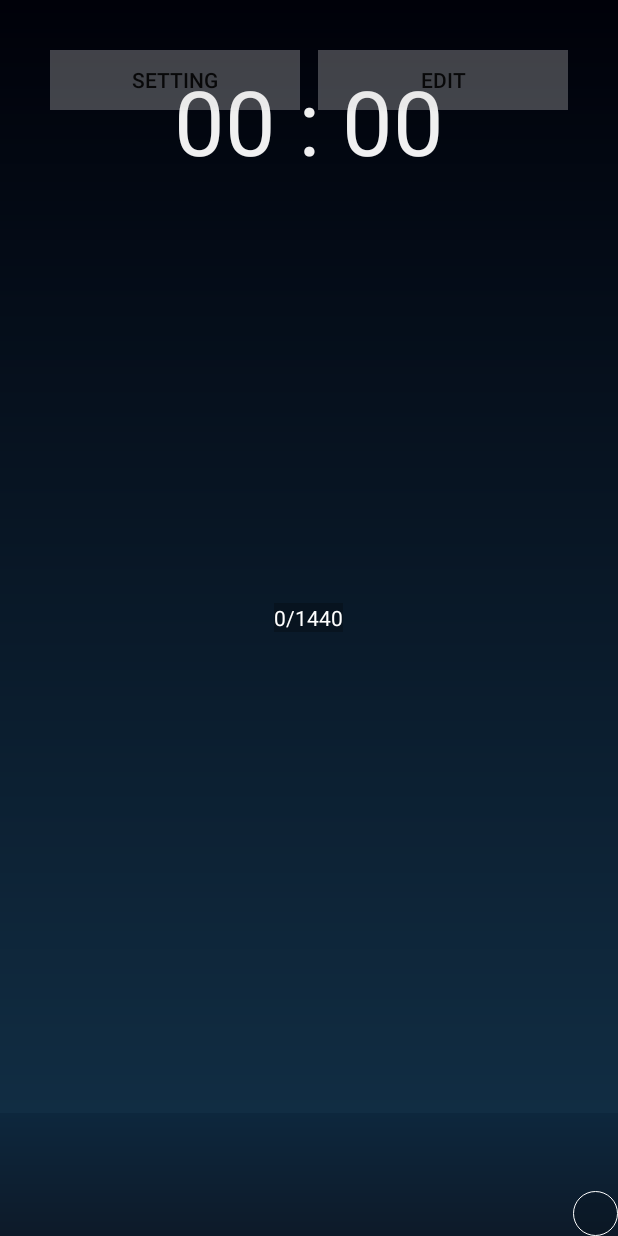
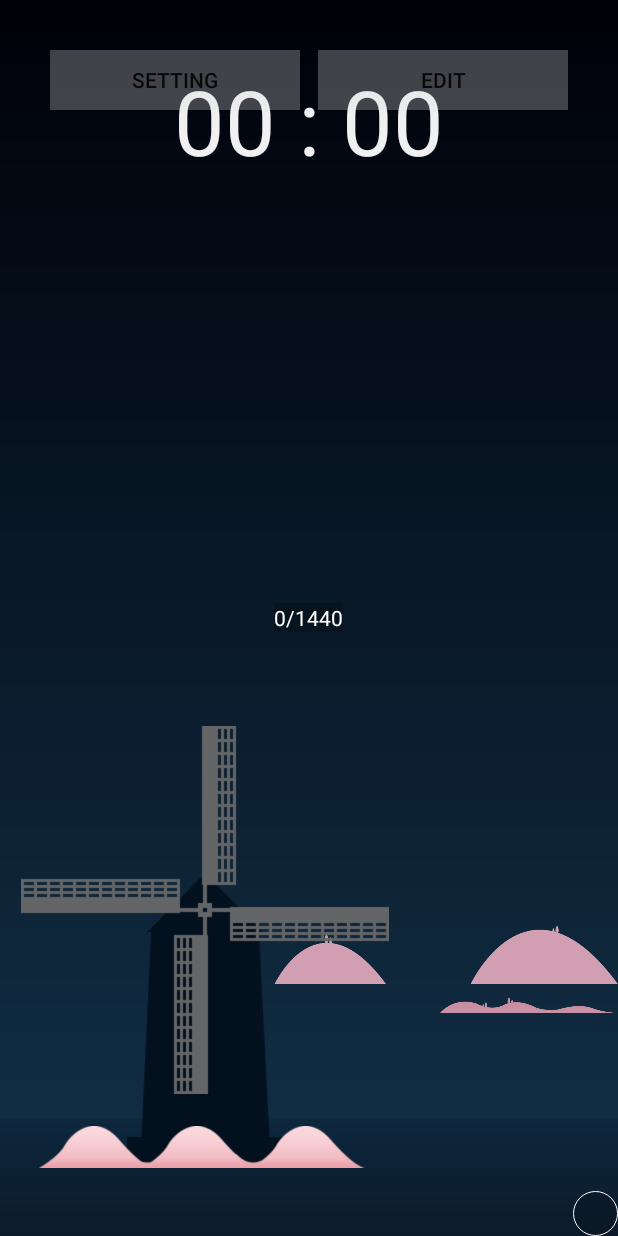
Before and after one commit to tuesda/AlarmAndMusic, an Android app: the screen it shows after launch (MainActivity), on a phone screen of 412 x 824 dp. Run offline under Robolectric (Android 15) with nearby library versions, the light colour scheme and no system bars; 2 statements that could not run were skipped.

Commit message:
change: 1.add wall and proof, windfan of windmill to screen 2.add grdient color to windmill's wall and proof with scroll the screen 3.add other landscapes on screen next: add gradient color change on above widget

```diff
--- a/app/src/main/java/com/example/root/main/alarmandmusic/MainActivity.java
+++ b/app/src/main/java/com/example/root/main/alarmandmusic/MainActivity.java
@@ -18,6 +18,7 @@ import com.example.root.blurringView.ActivityTest;
 import com.example.root.blurringView.PopWindow;
 import com.example.root.musicNav.MusicService;
 import com.example.root.otherComponent.GlobalWidget;
+import com.example.root.otherComponent.LandScape;
 import com.example.root.scroll.*;
 
 import static com.example.root.scroll.ScrollBaseAdapter.*;
@@ -55,6 +56,9 @@ public class MainActivity extends Activity {
     // view switch
 //    private ViewSwitchLayout viewSwitchLayout;
 
+    // landscape
+    private LandScape landScape;
+
     @Override
     protected void onCreate(Bundle savedInstanceState) {
         super.onCreate(savedInstanceState);
@@ -74,6 +78,8 @@ public class MainActivity extends Activity {
 //        scrollLayout = new ScrollLayout(this, itemsData);
 
         scrollLayout = new ScrollLayout(this, mainActivity);
+
+        landScape = new LandScape(this, mainActivity, scrollLayout);
 
         // music backend part of music nav
         musicUtils = new MusicUtils(this);
--- /dev/null
+++ b/app/src/main/java/com/example/root/otherComponent/LandScape.java
@@ -0,0 +1,69 @@
+package com.example.root.otherComponent;
+
+import android.content.Context;
+import android.util.Log;
+import android.view.Display;
+import android.view.LayoutInflater;
+import android.view.ViewGroup;
+import android.widget.ImageView;
+import android.widget.RelativeLayout;
+
+import com.example.root.main.alarmandmusic.MainActivity;
+import com.example.root.main.alarmandmusic.R;
+import com.example.root.scroll.ScrollLayout;
+
+/**
+ * Created by zhanglei on 15/5/12.
+ */
+public class LandScape {
+    private Context context;
+    private RelativeLayout mainActivity;
+    private ScrollLayout scrollLayout;
+    private LayoutInflater mInflater;
+
+    private RelativeLayout landscape;
+
+    private ImageView windmillWall;
+    private ImageView windmillProof;
+
+
+    public LandScape(Context context, RelativeLayout mainActivity, ScrollLayout scrollLayout) {
+        this.context = context;
+        this.mainActivity = mainActivity;
+        this.scrollLayout = scrollLayout;
+        mInflater = LayoutInflater.from(context);
+        init();
+    }
+
+    private void init() {
+
+        landscape = (RelativeLayout)mInflater.inflate(R.layout.landscape, null);
+        windmillWall = (ImageView)landscape.findViewById(R.id.windmill_wall);
+        windmillProof = (ImageView)landscape.findViewById(R.id.windmill_proof);
+
+        scrollLayout.setRefreshLandScape(new ScrollLayout.RefreshLandScape() {
+            @Override
+            public void refreshWindmillWall(int color) {
+                windmillWall.setColorFilter(color);
+            }
+
+            @Override
+            public void refreshWindmillProof(int color) {
+                windmillProof.setColorFilter(color);
+            }
+        });
+
+        RelativeLayout.LayoutParams landParams = new RelativeLayout.LayoutParams(ViewGroup.LayoutParams.MATCH_PARENT, ViewGroup.LayoutParams.MATCH_PARENT);
+        mainActivity.addView(landscape, landParams);
+
+
+
+        Display mDisplay = ((MainActivity)context).getWindowManager().getDefaultDisplay();
+
+        Log.i("zhanglei-landscape", mDisplay.getWidth() + "---" + mDisplay.getHeight());
+
+    }
+
+
+
+}
--- a/app/src/main/java/com/example/root/scroll/Argb.java
+++ b/app/src/main/java/com/example/root/scroll/Argb.java
@@ -57,6 +57,14 @@ public class Argb {
             b = Integer.parseInt(color.substring(6, 8), 16);
         }
     }
+    public Argb(int a, int r, int g, int b) {
+        if (isColorValue(a) && isColorValue(r) && isColorValue(g) && isColorValue(b)) {
+            this.a = a;
+            this.r = r;
+            this.g = g;
+            this.b = b;
+        }
+    }
 
     public int getA() {
         return a;
--- a/app/src/main/java/com/example/root/scroll/ScrollColorValue.java
+++ b/app/src/main/java/com/example/root/scroll/ScrollColorValue.java
@@ -57,6 +57,67 @@ public class ScrollColorValue {
             new ColorRange("ff193348", "ff0d1a29"), // 23
     };
 
+    private static final String[] windmillWallColors = {
+      "ff03111f", // 00
+      "ff071726", // 01
+      "ff0f193f", // 02
+      "ff191d4f", // 03
+      "ff3a3857", // 04
+      "ff9b84a6", // 05
+      "fff8dbdf", // 06
+      "fff4f1d5", // 07
+      "fff4f0ec", // 08
+      "fff3efee", // 09
+      "fff3efee", // 10
+      "fff3efee", // 11
+      "fff3efee", // 12
+      "ffd8d7d7", // 13
+      "ffd8d7d7", // 14
+      "ffbfbebe", // 15
+      "ffd8d7d7", // 16
+      "ffd9d1b1", // 17
+      "fff1cfab", // 18
+      "ff49767b", // 19
+      "ff1e4e46", // 20
+      "ff244c55", // 21
+      "ff173047", // 22
+      "ff071726", // 23
+    };
+
+    private static final String[] windmillProofColors = {
+            "ff03111f", // 00
+            "ff071726", // 01
+            "ff0f193f", // 02
+            "ff191d4f", // 03
+            "ff3a3857", // 04
+            "ffa6849b", // 05
+            "ffc2989d", // 06
+            "ffc0bb96", // 07
+            "ffc59584",	// 08
+            "ffc59584",	// 09
+            "ffc59584",	// 10
+            "ffc59584",	// 11
+            "ffc59584",	// 12
+            "ffaa938b",	// 13
+            "ffaa938b",	// 14
+            "ff978f8c",	// 15
+            "ffaa938b",	// 16
+            "ffd49a7a",	// 17
+            "ffb86f6c",	// 18
+            "ff49767b",	// 19
+            "ff1e4e46",	// 20
+            "ff244c55",	// 21
+            "ff173047",	// 22
+            "ff071726", // 23
+    };
+    public static String getWindmillProofC(int hour) {
+        return windmillProofColors[hour];
+    }
+
+    public static String getWindmillWallC(int hour) {
+        return windmillWallColors[hour];
+    }
+
 
     public static ColorRange getSeaColorRange(int hour) {
         return seaColorRanges[hour];
--- a/app/src/main/java/com/example/root/scroll/ScrollLayout.java
+++ b/app/src/main/java/com/example/root/scroll/ScrollLayout.java
@@ -26,7 +26,6 @@ public class ScrollLayout {
     private LayoutInflater mInflater;
 
     private TextView curTimeV;
-    private String curTimeStr = "00 : 00";
 
     private ListView lv;
 
@@ -50,11 +49,21 @@ public class ScrollLayout {
     private Argb seaFinalTop;
     private Argb seaFinalBottom;
 
-    private int lastFirstItem;
-    private boolean isMoveD = true;
+    private Argb windmillWallBegin;
+    private Argb windmillWallFinal;
+
+    private Argb windmillProofBegin;
+    private Argb windmillProofFinal;
+
     private int hourZone;
+    private boolean isHZchanged; // check is the hour zone changed
 
     private TimeInDay time;
+
+
+    private RefreshLandScape refreshLandScape;
+
+
 
 
     public ScrollLayout(Context context, RelativeLayout parentLayout) {
@@ -91,13 +100,22 @@ public class ScrollLayout {
             @Override
             public void onScroll(AbsListView absListView, int firstVisibleItem, int visibleItemCount, int totalItemCount) {
                 display_debug.setText(firstVisibleItem + "/" + (totalItemCount - ITEMS_IN_VISIBLE));
+                int curHourZone = firstVisibleItem / 60;
+                if ((curHourZone != hourZone || hourZone == 0) && curHourZone < 24) {
+                    hourZone = curHourZone;
+                    isHZchanged = true;
+                } else {
+                    isHZchanged = false;
+                }
                 updateBF(firstVisibleItem); // update begin_top begin_bottom final_top final_bottom
 
                 time = getCurTime(firstVisibleItem);
                 curTimeV.setText(time.toString());
 
+                refreshLand(firstVisibleItem);
+
                 if (isReady) {
-                    refreshBg(firstVisibleItem, totalItemCount - ITEMS_IN_VISIBLE);
+                    refreshBg(firstVisibleItem);
                 }
 
             }
@@ -105,6 +123,34 @@ public class ScrollLayout {
 
 
 
+    }
+
+
+    public void setRefreshLandScape(RefreshLandScape refreshLandScape) {
+        this.refreshLandScape = refreshLandScape;
+    }
+
+
+    private void refreshLand(int firstItem) {
+
+        if (isHZchanged) {
+            windmillWallBegin = null;
+            windmillWallBegin = new Argb(ScrollColorValue.getWindmillWallC(time.getHour()));
+            windmillWallFinal = null;
+            windmillWallFinal = new Argb(ScrollColorValue.getWindmillWallC(time.getHour() + 1 > 23 ? 0 : time.getHour() + 1));
+
+            windmillProofBegin = null;
+            windmillProofBegin = new Argb(ScrollColorValue.getWindmillProofC(time.getHour()));
+            windmillProofFinal = null;
+            windmillProofFinal = new Argb(ScrollColorValue.getWindmillProofC(time.getHour() + 1 > 23 ? 0 : time.getHour() + 1));
+        }
+        int windmillWallColor = generateColor(firstItem, windmillWallBegin, windmillWallFinal, windmillWallBegin, windmillWallFinal)[0];
+
+        int windmillProofColor = generateColor(firstItem, windmillProofBegin, windmillProofFinal, windmillProofBegin, windmillProofFinal)[0];
+        if (refreshLandScape!=null) {
+            refreshLandScape.refreshWindmillWall(windmillWallColor);
+            refreshLandScape.refreshWindmillProof(windmillProofColor);
+        }
     }
 
     private TimeInDay getCurTime(int firstItem) {
@@ -123,9 +169,10 @@ public class ScrollLayout {
         ScrollColorValue.ColorRange seaBeginColor;
         ScrollColorValue.ColorRange seaFinalColor;
 
-        int curHourZone = curItem/60;
-        if ((curHourZone != hourZone || hourZone==0) && curHourZone < 24) {
-            hourZone = curHourZone;
+//        int curHourZone = curItem/60;
+//        if ((curHourZone != hourZone || hourZone==0) && curHourZone < 24) {
+          if (isHZchanged) {
+//            hourZone = curHourZone;
             beginColor = ScrollColorValue.getColorRange(hourZone);
             finalColor = ScrollColorValue.getColorRange((hourZone + 1) > 23 ? 0 : hourZone + 1);
 
@@ -168,53 +215,75 @@ public class ScrollLayout {
     }
 
 
-    private void refreshBg(int firstItem, int total) {
-
-
-        int cur_num = firstItem % 60;
-
-        int cur_start_a = beginTop.getA() + (((finalTop.getA()-beginTop.getA()) * cur_num) / 60);
-        int cur_start_r = beginTop.getR() + (((finalTop.getR()-beginTop.getR()) * cur_num) / 60);
-        int cur_start_g = beginTop.getG() + (((finalTop.getG()-beginTop.getG()) * cur_num) / 60);
-        int cur_start_b = beginTop.getB() + (((finalTop.getB()-beginTop.getB()) * cur_num) / 60);
+    private void refreshBg(int firstItem) {
 
 
 
-        int cur_end_a = beginBottom.getA() + (((finalBottom.getA()-beginBottom.getA()) * cur_num) / 60);
-        int cur_end_r = beginBottom.getR() + (((finalBottom.getR()-beginBottom.getR()) * cur_num) / 60);
-        int cur_end_g = beginBottom.getG() + (((finalBottom.getG()-beginBottom.getG()) * cur_num) / 60);
-        int cur_end_b = beginBottom.getB() + (((finalBottom.getB()-beginBottom.getB()) * cur_num) / 60);
 
 
-        int sea_cur_start_a = seaBeginTop.getA() + (((seaFinalTop.getA()-seaBeginTop.getA()) * cur_num) / 60);
-        int sea_cur_start_r = seaBeginTop.getR() + (((seaFinalTop.getR()-seaBeginTop.getR()) * cur_num) / 60);
-        int sea_cur_start_g = seaBeginTop.getG() + (((seaFinalTop.getG()-seaBeginTop.getG()) * cur_num) / 60);
-        int sea_cur_start_b = seaBeginTop.getB() + (((seaFinalTop.getB()-seaBeginTop.getB()) * cur_num) / 60);
+        int[] skyColor = generateColor(firstItem, beginTop, finalTop, beginBottom, finalBottom);
+        int[] seaColor = generateColor(firstItem, seaBeginTop, seaFinalTop, seaBeginBottom, seaFinalBottom);
+
+//        int startColor = Color.argb(cur_start_a, cur_start_r, cur_start_g, cur_start_b);
+//        int endColor = Color.argb(cur_end_a, cur_end_r, cur_end_g, cur_end_b);
+//
+//        int seaStartColor = Color.argb(sea_cur_start_a, sea_cur_start_r, sea_cur_start_g, sea_cur_start_b);
+//        int seaEndColor = Color.argb(sea_cur_end_a, sea_cur_end_r, sea_cur_end_g, sea_cur_end_b);
+        setBackColor(skyColor, seaColor);
+    }
+
+    private int[] generateColor(int firstItem, Argb mBeginTop, Argb mFinalTop, Argb mBeginBottom, Argb mFinalBottom) {
+        int cur_num = firstItem % 60;
+
+        int cur_start_a = mBeginTop.getA() + (((mFinalTop.getA()-mBeginTop.getA()) * cur_num) / 60);
+        int cur_start_r = mBeginTop.getR() + (((mFinalTop.getR()-mBeginTop.getR()) * cur_num) / 60);
+        int cur_start_g = mBeginTop.getG() + (((mFinalTop.getG()-mBeginTop.getG()) * cur_num) / 60);
+        int cur_start_b = mBeginTop.getB() + (((mFinalTop.getB()-mBeginTop.getB()) * cur_num) / 60);
+
+        int start = Color.argb(cur_start_a, cur_start_r, cur_start_g, cur_start_b);
 
 
 
-        int sea_cur_end_a = seaBeginBottom.getA() + (((seaFinalBottom.getA()-seaBeginBottom.getA()) * cur_num) / 60);
-        int sea_cur_end_r = seaBeginBottom.getR() + (((seaFinalBottom.getR()-seaBeginBottom.getR()) * cur_num) / 60);
-        int sea_cur_end_g = seaBeginBottom.getG() + (((seaFinalBottom.getG()-seaBeginBottom.getG()) * cur_num) / 60);
-        int sea_cur_end_b = seaBeginBottom.getB() + (((seaFinalBottom.getB()-seaBeginBottom.getB()) * cur_num) / 60);
+        int cur_end_a = mBeginBottom.getA() + (((mFinalBottom.getA()-mBeginBottom.getA()) * cur_num) / 60);
+        int cur_end_r = mBeginBottom.getR() + (((mFinalBottom.getR()-mBeginBottom.getR()) * cur_num) / 60);
+        int cur_end_g = mBeginBottom.getG() + (((mFinalBottom.getG()-mBeginBottom.getG()) * cur_num) / 60);
+        int cur_end_b = mBeginBottom.getB() + (((mFinalBottom.getB()-mBeginBottom.getB()) * cur_num) / 60);
 
-        Log.i("zhanglei-color", cur_end_r + "/" + finalBottom.getR());
+        int end = Color.argb(cur_end_a, cur_end_r, cur_end_g, cur_end_b);
+
+        return new int[]{start, end};
 
 
-        int startColor = Color.argb(cur_start_a, cur_start_r, cur_start_g, cur_start_b);
-        int endColor = Color.argb(cur_end_a, cur_end_r, cur_end_g, cur_end_b);
-
-        int seaStartColor = Color.argb(sea_cur_start_a, sea_cur_start_r, sea_cur_start_g, sea_cur_start_b);
-        int seaEndColor = Color.argb(sea_cur_end_a, sea_cur_end_r, sea_cur_end_g, sea_cur_end_b);
-        setBackColor(startColor, endColor, seaStartColor, seaEndColor);
+//        int sea_cur_start_a = seaBeginTop.getA() + (((seaFinalTop.getA()-seaBeginTop.getA()) * cur_num) / 60);
+//        int sea_cur_start_r = seaBeginTop.getR() + (((seaFinalTop.getR()-seaBeginTop.getR()) * cur_num) / 60);
+//        int sea_cur_start_g = seaBeginTop.getG() + (((seaFinalTop.getG()-seaBeginTop.getG()) * cur_num) / 60);
+//        int sea_cur_start_b = seaBeginTop.getB() + (((seaFinalTop.getB()-seaBeginTop.getB()) * cur_num) / 60);
+//
+//
+//
+//        int sea_cur_end_a = seaBeginBottom.getA() + (((seaFinalBottom.getA()-seaBeginBottom.getA()) * cur_num) / 60);
+//        int sea_cur_end_r = seaBeginBottom.getR() + (((seaFinalBottom.getR()-seaBeginBottom.getR()) * cur_num) / 60);
+//        int sea_cur_end_g = seaBeginBottom.getG() + (((seaFinalBottom.getG()-seaBeginBottom.getG()) * cur_num) / 60);
+//        int sea_cur_end_b = seaBeginBottom.getB() + (((seaFinalBottom.getB()-seaBeginBottom.getB()) * cur_num) / 60);
     }
 
     @TargetApi(Build.VERSION_CODES.JELLY_BEAN)
-    private void setBackColor(int startColor, int endColor, int seaStartColor, int seaEndColor) {
-        GradientDrawable gd = new GradientDrawable(GradientDrawable.Orientation.TOP_BOTTOM, new int[] {startColor, endColor});
+    private void setBackColor(int[] skyColor, int[] seaColor) {
+        GradientDrawable gd = new GradientDrawable(GradientDrawable.Orientation.TOP_BOTTOM, skyColor);
         scrollBackSky.setBackground(gd);
-        GradientDrawable seaGd = new GradientDrawable(GradientDrawable.Orientation.TOP_BOTTOM, new int[] {seaStartColor, seaEndColor});
+        GradientDrawable seaGd = new GradientDrawable(GradientDrawable.Orientation.TOP_BOTTOM, seaColor);
         scrollBackSea.setBackground(seaGd);
 
     }
+
+
+    public TimeInDay getTime() {
+        return time;
+    }
+
+
+    public interface RefreshLandScape {
+        void refreshWindmillWall(int color);
+        void refreshWindmillProof(int color);
+    }
 }
--- /dev/null
+++ b/app/src/main/res/layout/landscape.xml
@@ -0,0 +1,67 @@
+<?xml version="1.0" encoding="utf-8"?>
+<RelativeLayout xmlns:android="http://schemas.android.com/apk/res/android"
+    android:layout_width="match_parent"
+    android:layout_height="match_parent">
+    <ImageView
+        android:layout_alignParentBottom="true"
+        android:layout_marginBottom="@dimen/mountain_far_bottom"
+        android:layout_marginLeft="@dimen/mountain_far_left"
+        android:id="@+id/mountain_far"
+        android:src="@drawable/mountain_far"
+        android:layout_width="@dimen/mountain_far_w"
+        android:layout_height="@dimen/mountain_far_h" />
+
+    <ImageView
+        android:layout_alignParentBottom="true"
+        android:layout_marginBottom="@dimen/mountain_near_bottom"
+        android:layout_marginLeft="@dimen/mountain_near_left"
+        android:id="@+id/mountain_near"
+        android:src="@drawable/mountain_near"
+        android:layout_width="@dimen/mountain_near_w"
+        android:layout_height="@dimen/mountain_near_h" />
+
+    <ImageView
+        android:layout_alignParentBottom="true"
+        android:layout_marginBottom="@dimen/windmill_proof_bottom"
+        android:layout_marginLeft="@dimen/windmill_proof_left"
+        android:id="@+id/windmill_proof"
+        android:src="@drawable/windmill_proof"
+        android:layout_width="@dimen/windmill_proof_w"
+        android:layout_height="@dimen/windmill_proof_h" />
+    <ImageView
+        android:layout_alignParentBottom="true"
+        android:layout_marginBottom="@dimen/windmill_bottom"
+        android:layout_marginLeft="@dimen/windmill_left"
+        android:id="@+id/windmill_wall"
+        android:src="@drawable/windmill_wall"
+        android:layout_width="@dimen/windmill_width"
+        android:layout_height="@dimen/windmill_height" />
+
+    <ImageView
+        android:layout_alignParentBottom="true"
+        android:layout_marginBottom="@dimen/wave_3_bottom"
+        android:layout_marginLeft="@dimen/wave_3_left"
+        android:id="@+id/wave_3"
+        android:src="@drawable/wave_3"
+        android:layout_width="@dimen/wave_3_w"
+        android:layout_height="@dimen/wave_3_h" />
+    <ImageView
+        android:layout_alignParentBottom="true"
+        android:layout_marginBottom="@dimen/wind_fan_bottom"
+        android:layout_marginLeft="@dimen/wind_fan_left"
+        android:id="@+id/wind_fan"
+        android:src="@drawable/wind_fan"
+        android:layout_width="@dimen/wind_fan_w"
+        android:layout_height="@dimen/wind_fan_h" />
+    <ImageView
+        android:layout_alignParentBottom="true"
+        android:layout_marginBottom="@dimen/wave_4_bottom"
+        android:layout_marginLeft="@dimen/wave_4_left"
+        android:id="@+id/wave_4"
+        android:src="@drawable/wave_4"
+        android:layout_width="@dimen/wave_4_w"
+        android:layout_height="@dimen/wave_4_h" />
+
+
+
+</RelativeLayout>
--- a/app/src/main/res/layout/scroll_list.xml
+++ b/app/src/main/res/layout/scroll_list.xml
@@ -15,17 +15,24 @@
         android:layout_width="match_parent"
         android:layout_height="match_parent">
         <View
-            android:layout_weight="1"
+            android:layout_weight="101"
             android:id="@+id/scroll_back_sky"
             android:layout_width="match_parent"
             android:layout_height="match_parent" />
         <View
-            android:layout_weight="9"
+            android:layout_weight="960"
             android:id="@+id/scroll_back_sea"
             android:layout_width="match_parent"
             android:layout_height="match_parent" />
 
     </LinearLayout>
+
+    <RelativeLayout
+        android:id="@+id/things_front"
+        android:layout_width="match_parent"
+        android:layout_height="match_parent">
+
+    </RelativeLayout>
 
     <TextView
         android:background="#40000000"
--- a/app/src/main/res/values/dimens.xml
+++ b/app/src/main/res/values/dimens.xml
@@ -2,4 +2,38 @@
     <!-- Default screen margins, per the Android Design guidelines. -->
     <dimen name="activity_horizontal_margin">16dp</dimen>
     <dimen name="activity_vertical_margin">16dp</dimen>
+    <dimen name="windmill_bottom">71px</dimen>
+    <dimen name="windmill_left">127px</dimen>
+    <dimen name="windmill_width">156px</dimen>
+    <dimen name="windmill_height">233px</dimen>
+
+    <dimen name="windmill_proof_h">59px</dimen>
+    <dimen name="windmill_proof_w">116px</dimen>
+    <dimen name="windmill_proof_left">147px</dimen>
+    <dimen name="windmill_proof_bottom">304px</dimen>
+
+    <dimen name="wave_3_w">326px</dimen>
+    <dimen name="wave_3_h">42px</dimen>
+    <dimen name="wave_3_left">39px</dimen>
+    <dimen name="wave_3_bottom">68px</dimen>
+
+    <dimen name="wind_fan_w">368px</dimen>
+    <dimen name="wind_fan_h">368px</dimen>
+    <dimen name="wind_fan_left">21px</dimen>
+    <dimen name="wind_fan_bottom">142px</dimen>
+
+    <dimen name="mountain_far_w">806px</dimen>
+    <dimen name="mountain_far_h">161px</dimen>
+    <dimen name="mountain_far_left">274px</dimen>
+    <dimen name="mountain_far_bottom">201px</dimen>
+
+    <dimen name="mountain_near_w">640px</dimen>
+    <dimen name="mountain_near_h">60px</dimen>
+    <dimen name="mountain_near_left">440px</dimen>
+    <dimen name="mountain_near_bottom">201px</dimen>
+
+    <dimen name="wave_4_w">271px</dimen>
+    <dimen name="wave_4_h">27px</dimen>
+    <dimen name="wave_4_left">748px</dimen>
+    <dimen name="wave_4_bottom">105px</dimen>
 </resources>
```
Also changed, not shown: app/src/main/res/drawable/mountain_far.png (added), app/src/main/res/drawable/mountain_near.png (added), app/src/main/res/drawable/wave_3.png (added), app/src/main/res/drawable/wave_4.png (added), app/src/main/res/drawable/wind_fan.png (added), app/src/main/res/drawable/windmill_proof.png (added), app/src/main/res/drawable/windmill_wall.png (added), 1 other file.
